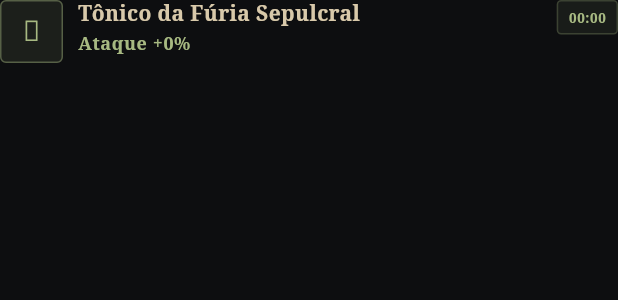
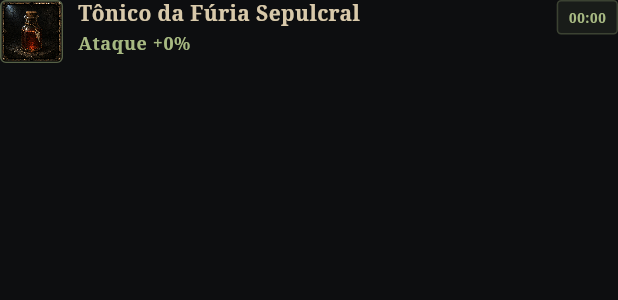
Before and after one commit to LKs2Mm/realm_idle_game, a Flutter app: the _ActiveBuffRow widget shown alone on an empty page, opened directly with sample values from the repository, on a phone screen of 412 x 824 dp. Shown: the top 300 px of the screen. Run offline on Flutter 3.47's test engine with Material 3 defaults, Android fonts, the light colour scheme and no system bars; our stand-ins replace shared_preferences; accounts and stored records are empty.

Commit message:
Add and wire the 8 potion bottle illustrations (Lote 5, parte 1)
Follows the equipment art playbook: MedievalAssets.potionAsset() plus
an imageAsset/errorBuilder fallback on _SigilSeal so spells (still
pending their own art) keep rendering the unicode glyph untouched.

```diff
--- a/lib/core/theme/medieval_assets.dart
+++ b/lib/core/theme/medieval_assets.dart
@@ -43,6 +43,9 @@ abstract final class MedievalAssets {
   /// `Realm Idle - Planejamento/11 - Guia de Estilo e Prompts de Arte.md`.
   static String equipmentAsset(String heroClassSaveKey, String slotSaveKey) =>
       'assets/images/medieval/gathering/equipamentos/${heroClassSaveKey}_$slotSaveKey.png';
+
+  static String potionAsset(String potionId) =>
+      'assets/images/medieval/gathering/pocoes/$potionId.png';
 }
 
 class MedievalEmblem extends StatelessWidget {
--- a/lib/screens/items_screen.dart
+++ b/lib/screens/items_screen.dart
@@ -1162,6 +1162,7 @@ class _AlchemyTab extends StatelessWidget {
                 return _ContentCard(
                   key: ValueKey<String>('potion-${potion.id}'),
                   sigil: potion.sigil,
+                  imageAsset: MedievalAssets.potionAsset(potion.id),
                   title: potion.name,
                   subtitle: potion.description,
                   detail:
@@ -1379,6 +1380,9 @@ class _ActiveBuffRow extends StatelessWidget {
         _SigilSeal(
           sigil: potion?.sigil ?? 'ᛟ',
           color: AppTheme.miningGreenLight,
+          imageAsset: potion == null
+              ? null
+              : MedievalAssets.potionAsset(potion!.id),
         ),
         const SizedBox(width: 10),
         Expanded(
@@ -1777,6 +1781,7 @@ class _ContentCard extends StatelessWidget {
   final String secondaryKey;
   final VoidCallback? onSecondary;
   final Color color;
+  final String? imageAsset;
 
   const _ContentCard({
     super.key,
@@ -1793,6 +1798,7 @@ class _ContentCard extends StatelessWidget {
     required this.secondaryKey,
     required this.onSecondary,
     required this.color,
+    this.imageAsset,
   });
 
   @override
@@ -1810,7 +1816,7 @@ class _ContentCard extends StatelessWidget {
               Row(
                 crossAxisAlignment: CrossAxisAlignment.start,
                 children: [
-                  _SigilSeal(sigil: sigil, color: color),
+                  _SigilSeal(sigil: sigil, color: color, imageAsset: imageAsset),
                   const SizedBox(width: 10),
                   Expanded(
                     child: Column(
@@ -2036,8 +2042,9 @@ class _ItemSeal extends StatelessWidget {
 class _SigilSeal extends StatelessWidget {
   final String sigil;
   final Color color;
-
-  const _SigilSeal({required this.sigil, required this.color});
+  final String? imageAsset;
+
+  const _SigilSeal({required this.sigil, required this.color, this.imageAsset});
 
   @override
   Widget build(BuildContext context) {
@@ -2050,12 +2057,33 @@ class _SigilSeal extends StatelessWidget {
         borderRadius: BorderRadius.circular(4),
         border: Border.all(color: color.withValues(alpha: 0.42)),
       ),
-      child: Text(
+      child: imageAsset == null
+          ? Text(
               sigil,
               style: TextStyle(
                 color: color,
                 fontSize: 19,
                 fontWeight: FontWeight.w800,
+              ),
+            )
+          : ClipRRect(
+              borderRadius: BorderRadius.circular(3),
+              child: Image.asset(
+                imageAsset!,
+                width: 42,
+                height: 42,
+                fit: BoxFit.cover,
+                filterQuality: FilterQuality.none,
+                // Cobre magias, que ainda não têm arte gerada (Lote 5, metade
+                // pendente) — volta pro glifo unicode em vez de estourar erro.
+                errorBuilder: (context, error, stackTrace) => Text(
+                  sigil,
+                  style: TextStyle(
+                    color: color,
+                    fontSize: 19,
+                    fontWeight: FontWeight.w800,
+                  ),
+                ),
               ),
             ),
     );
--- a/pubspec.yaml
+++ b/pubspec.yaml
@@ -29,3 +29,4 @@ flutter:
     - assets/images/medieval/gathering/classes/
     - assets/images/medieval/gathering/oficinas/
     - assets/images/medieval/gathering/equipamentos/
+    - assets/images/medieval/gathering/pocoes/
```
Also changed, not shown: assets/images/medieval/gathering/pocoes/abyssal_eye_philter.png (added), assets/images/medieval/gathering/pocoes/awakening_draught.png (added), assets/images/medieval/gathering/pocoes/cryptskin_elixir.png (added), assets/images/medieval/gathering/pocoes/gilded_ichor.png (added), assets/images/medieval/gathering/pocoes/gravefury_draught.png (added), assets/images/medieval/gathering/pocoes/harvesters_omen.png (added), assets/images/medieval/gathering/pocoes/silverhand_distillate.png (added), assets/images/medieval/gathering/pocoes/wolfblood_tonic.png (added), 1 other file. Lines whose indentation alone changed are shown as unchanged.
